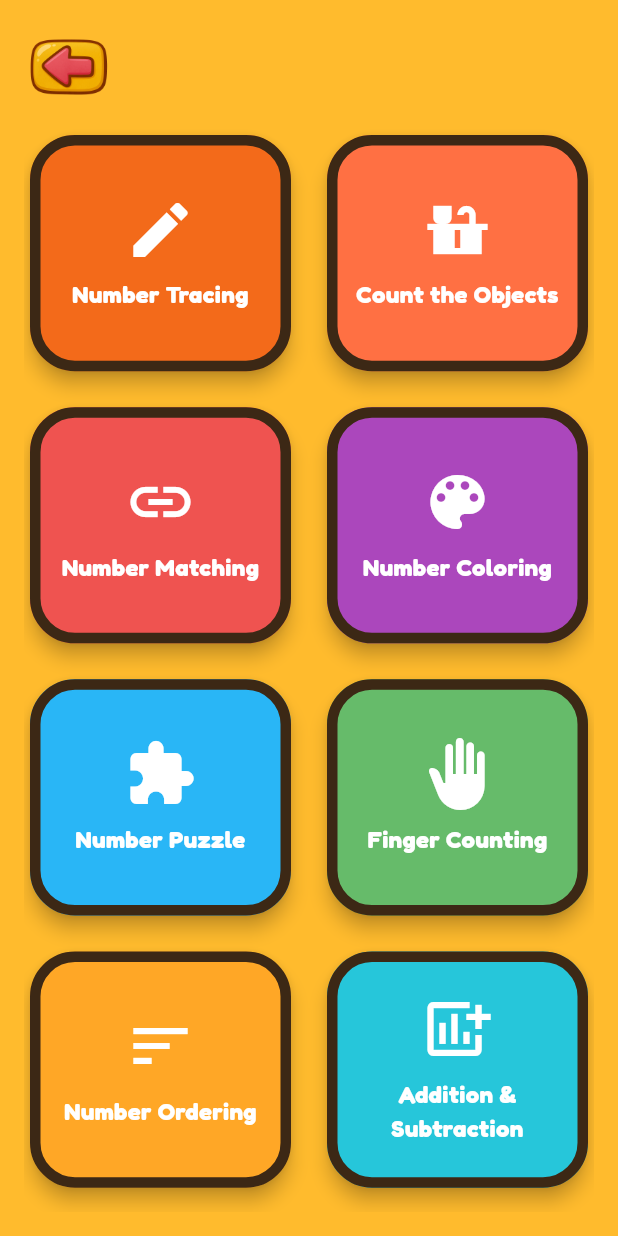
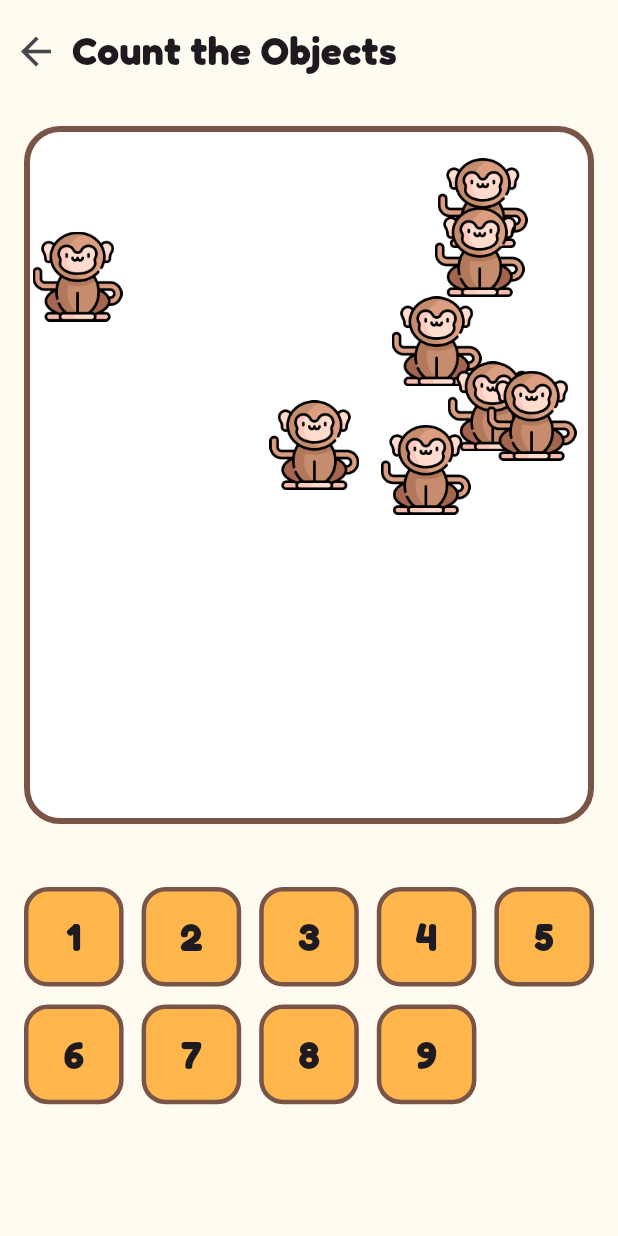
Before and after one commit to argadenil/zinzy, a Flutter app: the NumbersScreen screen opened directly, after a tap on "Count the Objects", on a phone screen of 412 x 824 dp. Run offline on Flutter 3.47's test engine with Material 3 defaults, Android fonts, the phone set to English and light mode, and no system bars; our stand-ins replace audioplayers, confetti, flutter_tts, google_fonts, rive.

Commit message:
screen added

```diff
--- a/lib/screens/numbers/numebers.dart
+++ b/lib/screens/numbers/numebers.dart
@@ -1,4 +1,5 @@
 import 'package:flutter/material.dart';
+import 'package:zinzy/screens/numbers/subscreens/countObjects.dart';
 import 'package:zinzy/screens/numbers/subscreens/numberTracing.dart';
 
 class NumbersScreen extends StatelessWidget {
@@ -115,6 +116,14 @@ class NumbersScreen extends StatelessWidget {
                                 ),
                               );
                               break;
+                            case 'Count the Objects':
+                              Navigator.push(
+                                context,
+                                MaterialPageRoute(
+                                  builder: (_) => CountObjectsScreen(),
+                                ),
+                              );
+                              break;
                             // TODO: Handle other cases
                           }
                         },
--- /dev/null
+++ b/lib/screens/numbers/subscreens/countObjects.dart
@@ -0,0 +1,178 @@
+import 'dart:math';
+import 'package:flutter/material.dart';
+
+class CountObjectsScreen extends StatefulWidget {
+  const CountObjectsScreen({super.key});
+
+  @override
+  State<CountObjectsScreen> createState() => _CountObjectsScreenState();
+}
+
+class _CountObjectsScreenState extends State<CountObjectsScreen>
+    with TickerProviderStateMixin {
+  final Random _random = Random();
+  int _objectCount = 0;
+  bool _showSuccess = false;
+  bool _showWrong = false;
+
+  final List<String> _objectImages = [
+    'assets/images/alphabets/a.png',
+    'assets/images/alphabets/f.png',
+    'assets/images/alphabets/g.png',
+    'assets/images/alphabets/h.png',
+    'assets/images/alphabets/i.png',
+    'assets/images/alphabets/k.png',
+    'assets/images/alphabets/pencil.png',
+    'assets/images/alphabets/m.png',
+    'assets/images/alphabets/t.png',
+    'assets/images/alphabets/v.png',
+  ];
+
+  String _currentObject = "";
+  List<Offset> _positions = [];
+
+  @override
+  void initState() {
+    super.initState();
+    _generateObjects();
+  }
+
+  void _generateObjects() {
+    setState(() {
+      _showSuccess = false;
+      _showWrong = false;
+
+      _objectCount = _random.nextInt(9) + 1; // 1–9 objects
+      _currentObject = _objectImages[_random.nextInt(_objectImages.length)];
+
+      _positions.clear();
+      for (int i = 0; i < _objectCount; i++) {
+        _positions.add(
+          Offset(_random.nextDouble() * 0.8, _random.nextDouble() * 0.6),
+        );
+      }
+    });
+  }
+
+  void _checkAnswer(int selected) {
+    if (selected == _objectCount) {
+      setState(() {
+        _showSuccess = true;
+        _showWrong = false;
+      });
+
+      Future.delayed(const Duration(seconds: 2), _generateObjects);
+    } else {
+      setState(() {
+        _showWrong = true;
+        _showSuccess = false;
+      });
+    }
+  }
+
+  @override
+  Widget build(BuildContext context) {
+    return Scaffold(
+      backgroundColor: const Color(0xFFfffbf0),
+      body: SafeArea(
+        child: Column(
+          children: [
+            const SizedBox(height: 10),
+
+            /// Header
+            Row(
+              children: [
+                IconButton(
+                  icon: const Icon(Icons.arrow_back, size: 30),
+                  onPressed: () => Navigator.pop(context),
+                ),
+                const Text(
+                  'Count the Objects',
+                  style: TextStyle(fontSize: 26, fontWeight: FontWeight.bold),
+                ),
+              ],
+            ),
+
+            const SizedBox(height: 10),
+
+            /// Objects Display Area
+            Expanded(
+              flex: 6,
+              child: Container(
+                margin: const EdgeInsets.all(16),
+                decoration: BoxDecoration(
+                  color: Colors.white,
+                  borderRadius: BorderRadius.circular(24),
+                  border: Border.all(color: Colors.brown, width: 4),
+                ),
+                child: Stack(
+                  children: List.generate(_objectCount, (index) {
+                    return Positioned(
+                      left:
+                          MediaQuery.of(context).size.width *
+                          _positions[index].dx,
+                      top:
+                          MediaQuery.of(context).size.height *
+                          0.45 *
+                          _positions[index].dy,
+                      child: Image.asset(_currentObject, width: 60, height: 60),
+                    );
+                  }),
+                ),
+              ),
+            ),
+
+            /// Success / Wrong Message
+            if (_showSuccess)
+              const Text(
+                "✅ Correct!",
+                style: TextStyle(fontSize: 30, color: Colors.green),
+              ),
+            if (_showWrong)
+              const Text(
+                "❌ Try Again!",
+                style: TextStyle(fontSize: 28, color: Colors.red),
+              ),
+
+            const SizedBox(height: 10),
+
+            /// Number Buttons
+            Expanded(
+              flex: 3,
+              child: GridView.builder(
+                padding: const EdgeInsets.all(16),
+                itemCount: 9,
+                gridDelegate: const SliverGridDelegateWithFixedCrossAxisCount(
+                  crossAxisCount: 5,
+                  mainAxisSpacing: 12,
+                  crossAxisSpacing: 12,
+                ),
+                itemBuilder: (context, index) {
+                  final number = index + 1;
+                  return GestureDetector(
+                    onTap: () => _checkAnswer(number),
+                    child: Container(
+                      alignment: Alignment.center,
+                      decoration: BoxDecoration(
+                        color: Colors.orange.shade300,
+                        borderRadius: BorderRadius.circular(16),
+                        border: Border.all(color: Colors.brown, width: 3),
+                      ),
+                      child: Text(
+                        "$number",
+                        style: const TextStyle(
+                          fontSize: 26,
+                          fontWeight: FontWeight.bold,
+                        ),
+                      ),
+                    ),
+                  );
+                },
+              ),
+            ),
+          ],
+        ),
+      ),
+    );
+  }
+}
```
